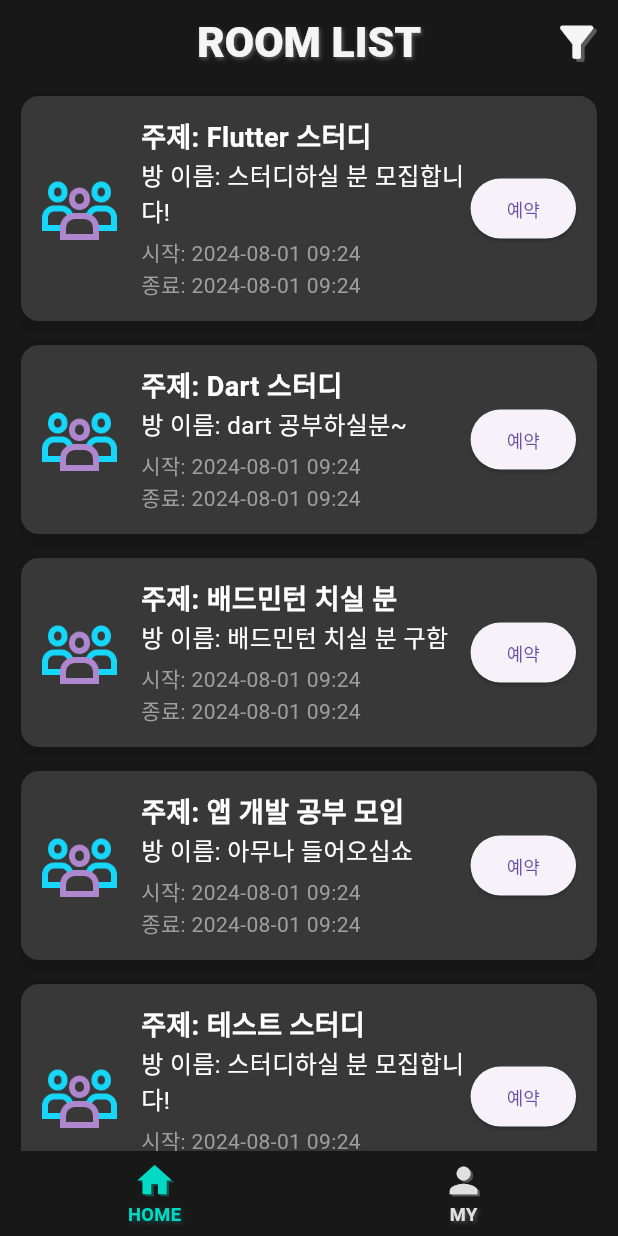
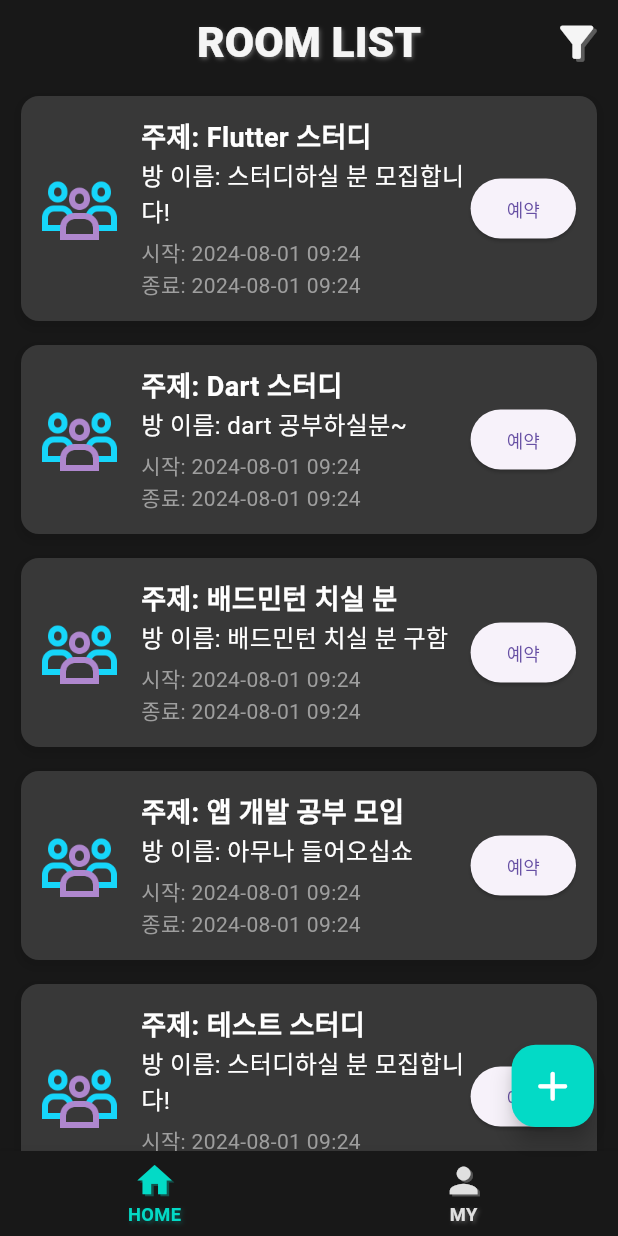
Before and after one commit to jhdo-dev/elice-1st-topkon, a Flutter app: the screen it shows after launch, on a phone screen of 412 x 824 dp. Run offline on Flutter 3.47's test engine with Material 3 defaults, Android fonts, the phone set to English and light mode, and no system bars; our stand-ins replace bloc, equatable, flutter_bloc, flutter_screenutil, go_router, google_fonts; Roboto replaces fonts that are missing (Play).

Commit message:
룸 생성 버튼 작업

```diff
--- a/alarm_front/lib/config/theme.dart
+++ b/alarm_front/lib/config/theme.dart
@@ -7,6 +7,9 @@ final ThemeData appTheme = ThemeData(
     color: AppColors.backgroundColor,
     scrolledUnderElevation: 0,
   ),
+  floatingActionButtonTheme: FloatingActionButtonThemeData(
+    backgroundColor: AppColors.focusColor,
+  ),
   splashColor: AppColors.focusColor.withOpacity(0.1),
   highlightColor: Colors.transparent,
   // 다른 테마 설정들을 여기에 추가
--- a/alarm_front/lib/presentation/widgets/shell_component.dart
+++ b/alarm_front/lib/presentation/widgets/shell_component.dart
@@ -58,6 +58,22 @@ class ShellComponent extends StatelessWidget {
 
       //? 바텀네비게이션
       bottomNavigationBar: BottomNav(),
+
+      //? 룸 생성 버튼
+      floatingActionButton: Container(
+        width: 50.w,
+        height: 50.w,
+        child: FloatingActionButton(
+          onPressed: () {
+            context.pushNamed("roomCreate");
+          },
+          child: Icon(
+            Icons.add_rounded,
+            size: 30.w,
+            color: Colors.white,
+          ),
+        ),
+      ),
     );
   }
 }
```
